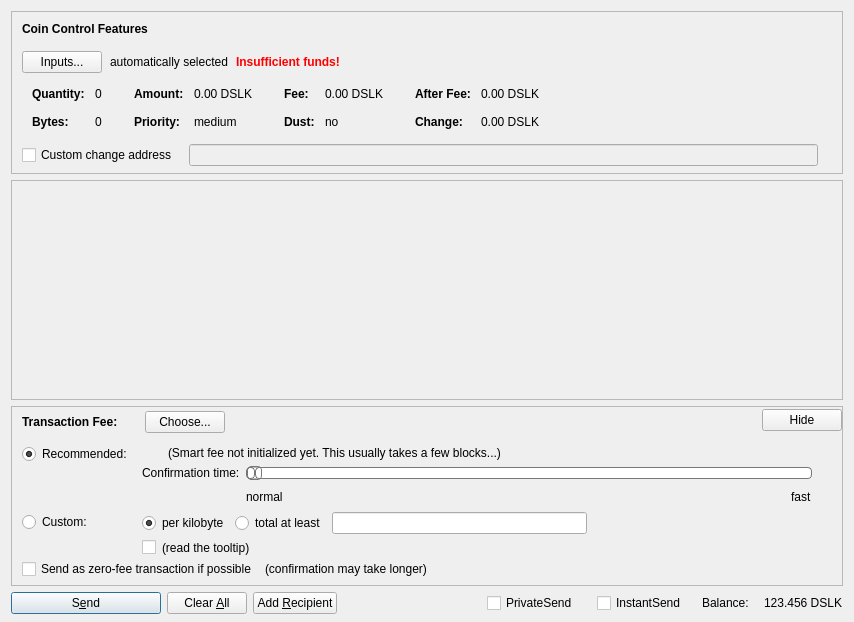
The window that src/qt/forms/sendcoinsdialog.ui (makmur8/Dynamic) describes before a commit, drawn with Qt 5.
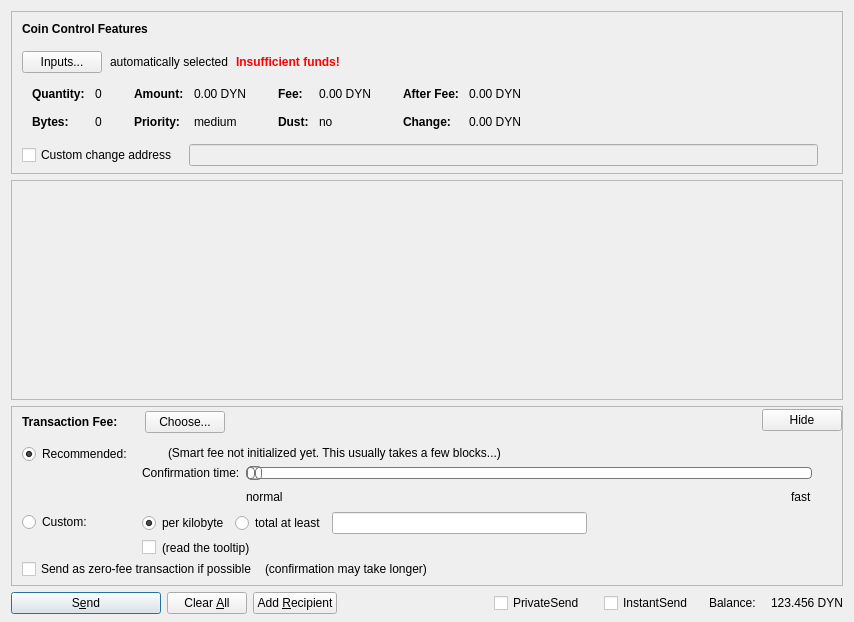
The same window after the commit. Custom widgets are drawn as their Qt base class.

Diff of the .ui file:
```diff
--- a/src/qt/forms/sendcoinsdialog.ui
+++ b/src/qt/forms/sendcoinsdialog.ui
@@ -324,7 +324,7 @@
                   <enum>Qt::ActionsContextMenu</enum>
                  </property>
                  <property name="text">
-                  <string notr="true">0.00 DSLK</string>
+                  <string notr="true">0.00 DYN</string>
                  </property>
                  <property name="textInteractionFlags">
                   <set>Qt::LinksAccessibleByMouse|Qt::TextSelectableByKeyboard|Qt::TextSelectableByMouse</set>
@@ -404,7 +404,7 @@
                   <enum>Qt::ActionsContextMenu</enum>
                  </property>
                  <property name="text">
-                  <string notr="true">0.00 DSLK</string>
+                  <string notr="true">0.00 DYN</string>
                  </property>
                  <property name="textInteractionFlags">
                   <set>Qt::LinksAccessibleByMouse|Qt::TextSelectableByKeyboard|Qt::TextSelectableByMouse</set>
@@ -484,7 +484,7 @@
                   <enum>Qt::ActionsContextMenu</enum>
                  </property>
                  <property name="text">
-                  <string notr="true">0.00 DSLK</string>
+                  <string notr="true">0.00 DYN</string>
                  </property>
                  <property name="textInteractionFlags">
                   <set>Qt::LinksAccessibleByMouse|Qt::TextSelectableByKeyboard|Qt::TextSelectableByMouse</set>
@@ -513,7 +513,7 @@
                   <enum>Qt::ActionsContextMenu</enum>
                  </property>
                  <property name="text">
-                  <string notr="true">0.00 DSLK</string>
+                  <string notr="true">0.00 DYN</string>
                  </property>
                  <property name="textInteractionFlags">
                   <set>Qt::LinksAccessibleByMouse|Qt::TextSelectableByKeyboard|Qt::TextSelectableByMouse</set>
@@ -5989,7 +5989,7 @@
           <cursorShape>IBeamCursor</cursorShape>
          </property>
          <property name="text">
-          <string notr="true">123.456 DSLK</string>
+          <string notr="true">123.456 DYN</string>
          </property>
          <property name="textInteractionFlags">
           <set>Qt::LinksAccessibleByMouse|Qt::TextSelectableByKeyboard|Qt::TextSelectableByMouse</set>
```
Left out of the diff: 12 changed lines with no effect on the pictures.
